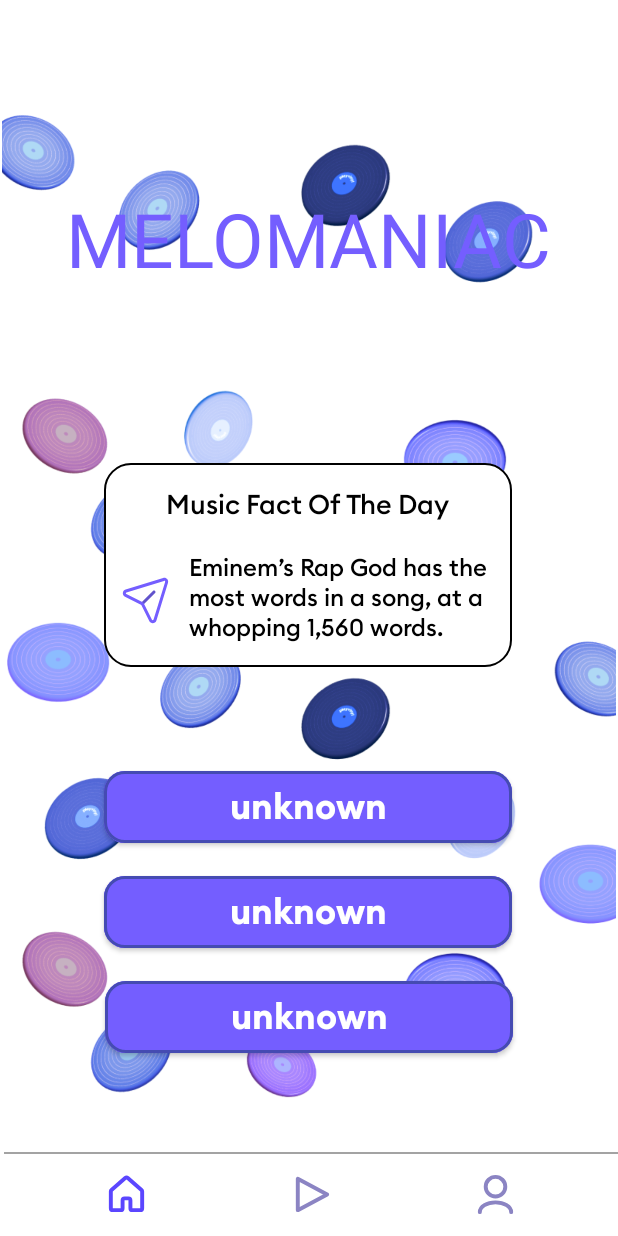
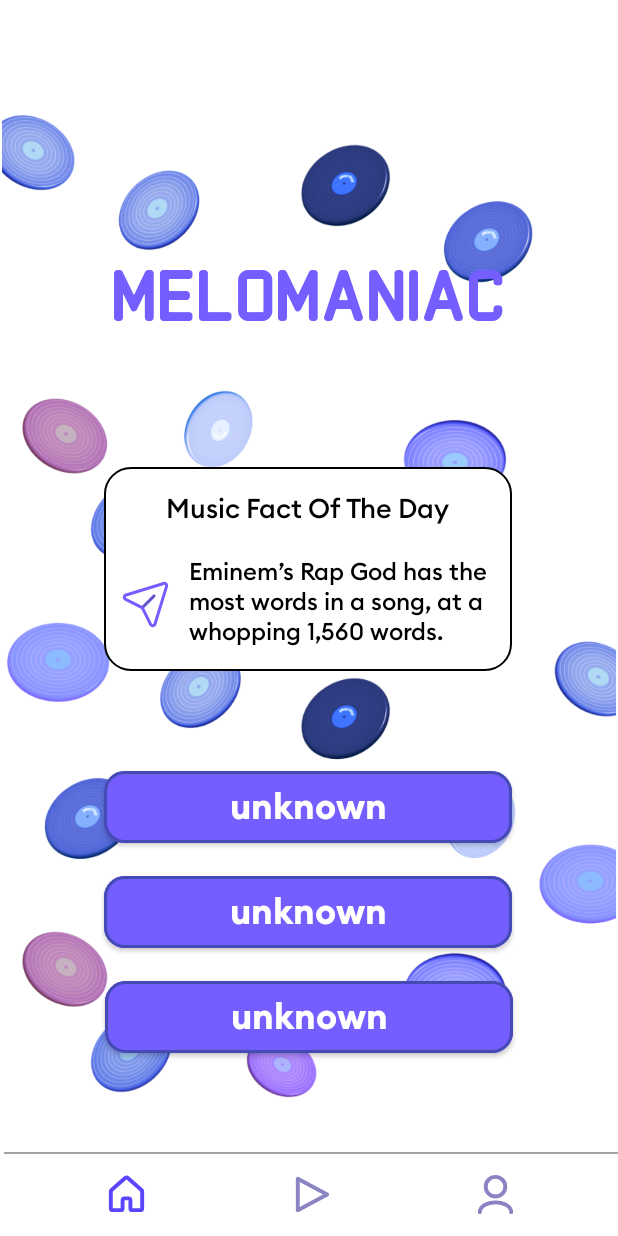
Before and after one commit to Vadim-tetotovich/melomanicpart1, an Android app: the MainDisplay screen opened directly, with no data from a screen before it, on a phone screen of 412 x 824 dp. Run offline under Robolectric (Android 15) with nearby library versions, the phone set to English and light mode, and no system bars.

Commit message:
fix font family melomaniac title

```diff
--- a/app/src/main/res/layout/activity_main_display.xml
+++ b/app/src/main/res/layout/activity_main_display.xml
@@ -70,12 +70,15 @@
             android:id="@+id/title_melomaniac"
             android:layout_width="wrap_content"
             android:layout_height="wrap_content"
-            android:layout_marginTop="124dp"
+            android:layout_marginTop="134dp"
+            android:layout_marginBottom="62dp"
+            android:fontFamily="@font/monomaniac_regular"
             android:text="@string/app_title"
             android:textColor="@color/btn_continue_color"
             android:textSize="50sp"
+            app:layout_constraintBottom_toTopOf="@+id/constraintLayout2"
             app:layout_constraintEnd_toEndOf="parent"
-            app:layout_constraintHorizontal_bias="0.494"
+            app:layout_constraintHorizontal_bias="0.496"
             app:layout_constraintStart_toStartOf="parent"
             app:layout_constraintTop_toTopOf="parent" />
 
@@ -98,8 +101,10 @@
             tools:ignore="SpeakableTextPresentCheck" />
 
         <androidx.constraintlayout.widget.ConstraintLayout
+            android:id="@+id/constraintLayout2"
             android:layout_width="272dp"
             android:layout_height="136dp"
+            android:layout_marginBottom="40dp"
             android:background="@drawable/music_fact_card"
             android:paddingLeft="6dp"
             android:paddingTop="16dp"
```
Also changed, not shown: app/src/main/res/font/monomaniac_regular.ttf (added).
